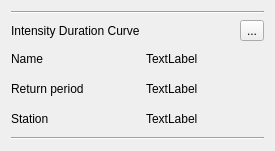
vcloarec/ReosProject, file src/ui/reosintensitydurationselectedcurvewidget.ui: the form before one commit.
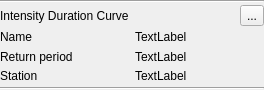
The form after the commit. Icons and pictures are not drawn.

Patch:
```diff
--- a/src/ui/reosintensitydurationselectedcurvewidget.ui
+++ b/src/ui/reosintensitydurationselectedcurvewidget.ui
@@ -6,14 +6,29 @@
    <rect>
     <x>0</x>
     <y>0</y>
-    <width>275</width>
-    <height>151</height>
+    <width>264</width>
+    <height>90</height>
    </rect>
   </property>
   <property name="windowTitle">
    <string>Form</string>
   </property>
   <layout class="QGridLayout" name="gridLayout">
+   <property name="leftMargin">
+    <number>0</number>
+   </property>
+   <property name="topMargin">
+    <number>0</number>
+   </property>
+   <property name="rightMargin">
+    <number>0</number>
+   </property>
+   <property name="bottomMargin">
+    <number>0</number>
+   </property>
+   <property name="verticalSpacing">
+    <number>2</number>
+   </property>
    <item row="1" column="0">
     <widget class="QLabel" name="label">
      <property name="text">
```
